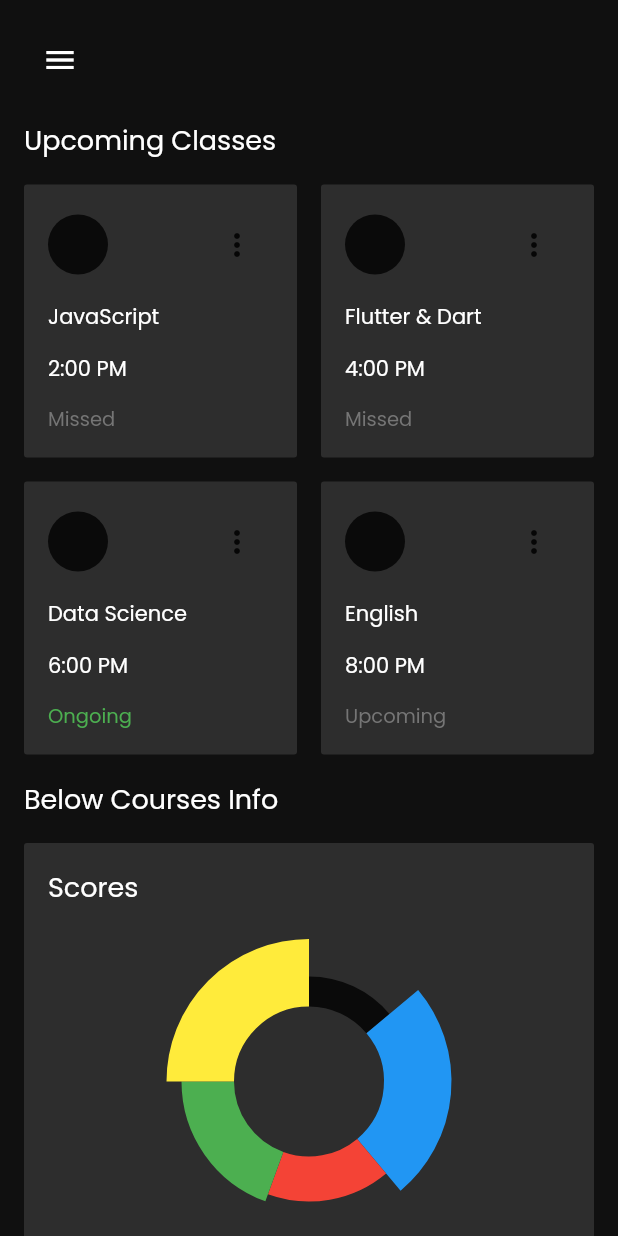
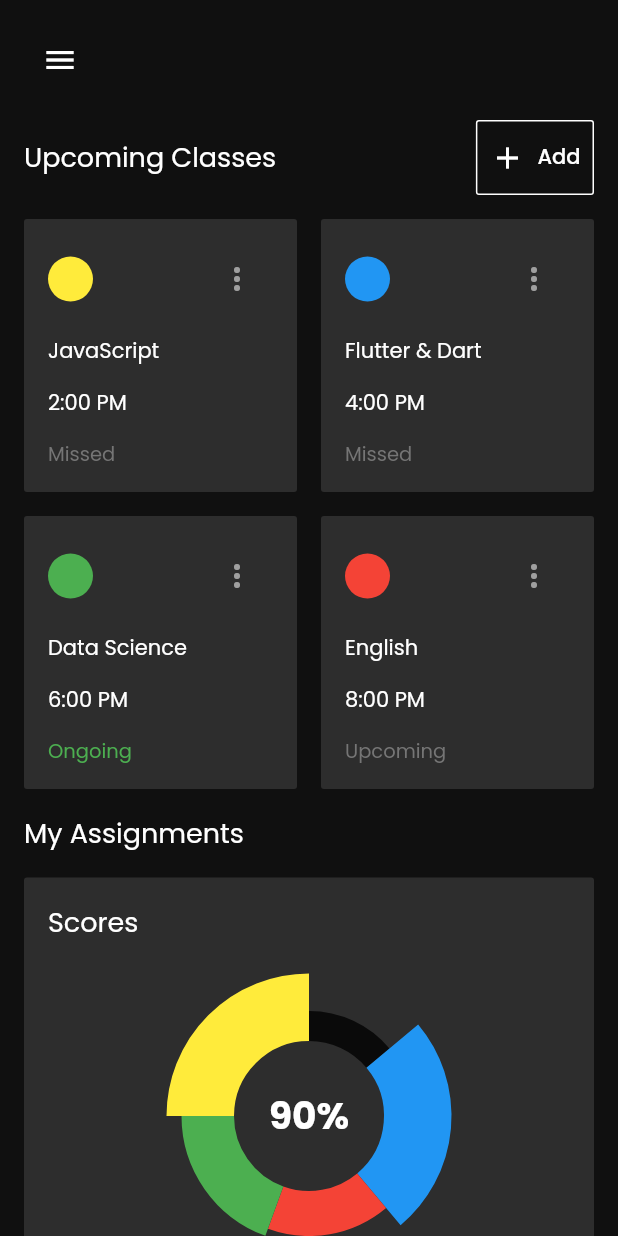
Before and after one commit to mabdullah412/responsive-dashboard-ui-flutter, a Flutter app: the screen it shows after launch, on a phone screen of 412 x 824 dp. Run offline on Flutter 3.47's test engine with Material 2 defaults, Android fonts, the phone set to English and light mode, and no system bars; drawn by our look-alikes of fl_chart.

Commit message:
complete right panel, and update header by adding user card, also add btn in courses section

```diff
--- a/lib/models/my_courses.dart
+++ b/lib/models/my_courses.dart
@@ -1,12 +1,15 @@
+import 'package:flutter/material.dart';
+
 class CourseInfo {
-  final String? course, instructor, time, status, svgsrc;
+  final String? course, instructor, time, status;
+  final Color? color;
 
   CourseInfo({
     this.course,
     this.instructor,
     this.time,
     this.status,
-    this.svgsrc,
+    this.color,
   });
 }
 
@@ -16,27 +19,27 @@ List myCourses = <CourseInfo>[
     instructor: 'John Cena',
     time: '2:00 PM',
     status: 'Missed',
-    svgsrc: '',
+    color: Colors.yellow,
   ),
   CourseInfo(
     course: 'Flutter & Dart',
     instructor: 'Mohsin Zia',
     time: '4:00 PM',
     status: 'Missed',
-    svgsrc: '',
+    color: Colors.blue,
   ),
   CourseInfo(
     course: 'Data Science',
     instructor: 'Tommy Shelby',
     time: '6:00 PM',
     status: 'Ongoing',
-    svgsrc: '',
+    color: Colors.green,
   ),
   CourseInfo(
     course: 'English',
     instructor: 'Ali',
     time: '8:00 PM',
     status: 'Upcoming',
-    svgsrc: '',
+    color: Colors.red,
   ),
 ];
--- a/lib/screens/components/course_info_grid.dart
+++ b/lib/screens/components/course_info_grid.dart
@@ -56,12 +56,16 @@ class CourseInfoTile extends StatelessWidget {
           Row(
             mainAxisAlignment: MainAxisAlignment.spaceBetween,
             children: [
-              const CircleAvatar(
-                backgroundColor: secondaryColor,
+              CircleAvatar(
+                backgroundColor: course.color,
+                radius: 15,
               ),
               IconButton(
                 onPressed: () {},
-                icon: const Icon(Icons.more_vert),
+                icon: const Icon(
+                  Icons.more_vert,
+                  color: Colors.white54,
+                ),
               ),
             ],
           ),
--- a/lib/screens/components/courses_info.dart
+++ b/lib/screens/components/courses_info.dart
@@ -14,7 +14,26 @@ class CoursesInfo extends StatelessWidget {
     return Column(
       crossAxisAlignment: CrossAxisAlignment.start,
       children: [
-        const Text('Upcoming Classes', style: TextStyle(fontSize: 18)),
+        Row(
+          mainAxisAlignment: MainAxisAlignment.spaceBetween,
+          children: [
+            const Text('Upcoming Classes', style: TextStyle(fontSize: 18)),
+            Container(
+              decoration: BoxDecoration(
+                border: Border.all(color: Colors.white),
+                borderRadius: const BorderRadius.all(Radius.circular(2)),
+              ),
+              child: TextButton.icon(
+                onPressed: () {},
+                icon: const Icon(Icons.add, color: Colors.white),
+                label: const Text(
+                  'Add',
+                  style: TextStyle(color: Colors.white),
+                ),
+              ),
+            ),
+          ],
+        ),
         const SizedBox(height: defaultPadding),
         Responsive(
           mobile: CourseInfoGridView(
--- a/lib/screens/components/header.dart
+++ b/lib/screens/components/header.dart
@@ -1,5 +1,6 @@
 import 'package:flutter/material.dart';
 import 'package:provider/provider.dart';
+import 'package:responsive_dashboard_ui/constants.dart';
 import 'package:responsive_dashboard_ui/controllers/menu_controller.dart';
 import 'package:responsive_dashboard_ui/responsive.dart';
 
@@ -11,6 +12,9 @@ class Header extends StatelessWidget {
   @override
   Widget build(BuildContext context) {
     return Row(
+      mainAxisAlignment: MainAxisAlignment.spaceBetween,
+      children: [
+        Row(
           children: [
             if (!Responsive.isDesktop(context))
               IconButton(
@@ -26,6 +30,37 @@ class Header extends StatelessWidget {
                 style: Theme.of(context).textTheme.headline6,
               ),
           ],
+        ),
+
+        // ! user card
+        if (!Responsive.isMobile(context))
+          // * user
+          Container(
+            padding: const EdgeInsets.all(12),
+            decoration: const BoxDecoration(
+              borderRadius: BorderRadius.all(Radius.circular(5)),
+              color: Colors.white12,
+            ),
+            child: Row(
+              children: const [
+                CircleAvatar(
+                  radius: 15,
+                  child: Icon(
+                    Icons.person_outline,
+                    size: 15,
+                  ),
+                ),
+                SizedBox(width: defaultPadding),
+                Text('Student name'),
+                SizedBox(width: defaultPadding),
+                Icon(
+                  Icons.arrow_drop_down,
+                  color: Colors.white,
+                ),
+              ],
+            ),
+          ),
+      ],
     );
   }
 }
--- a/lib/screens/components/scores_and_assignments.dart
+++ b/lib/screens/components/scores_and_assignments.dart
@@ -3,13 +3,15 @@ import 'package:flutter/material.dart';
 
 import '../../constants.dart';
 
-class ScoresAndAssignments extends StatelessWidget {
-  const ScoresAndAssignments({
+class CourseScores extends StatelessWidget {
+  const CourseScores({
     Key? key,
   }) : super(key: key);
 
   @override
   Widget build(BuildContext context) {
+    final size = MediaQuery.of(context).size.width;
+
     return Container(
       padding: const EdgeInsets.all(defaultPadding),
       decoration: const BoxDecoration(
@@ -23,65 +25,165 @@ class ScoresAndAssignments extends StatelessWidget {
           const SizedBox(height: defaultPadding),
           SizedBox(
             height: 200,
-            child: PieChart(
-              PieChartData(
-                sectionsSpace: 0,
-                centerSpaceRadius: 50,
-                startDegreeOffset: -90,
-                sections: pieChartSectionData,
+            child: Stack(
+              children: [
+                PieChart(
+                  PieChartData(
+                    sectionsSpace: 0,
+                    centerSpaceRadius: 50,
+                    startDegreeOffset: -90,
+                    sections: pieChartSectionData,
+                  ),
+                ),
+                Positioned.fill(
+                  child: Column(
+                    crossAxisAlignment: CrossAxisAlignment.center,
+                    mainAxisAlignment: MainAxisAlignment.center,
+                    children: const [
+                      Text(
+                        '90%',
+                        style: TextStyle(
+                          color: Colors.white,
+                          fontSize: 25,
+                          fontWeight: FontWeight.bold,
+                        ),
+                      ),
+                    ],
+                  ),
+                ),
+              ],
+            ),
+          ),
+          const SizedBox(height: defaultPadding),
+
+          // ! flutter
+          Container(
+            decoration: BoxDecoration(
+              border: Border.all(color: Colors.white30),
+              borderRadius: const BorderRadius.all(Radius.circular(5)),
+            ),
+            child: ListTile(
+              contentPadding: EdgeInsets.symmetric(
+                horizontal: size <= 910 && size >= 850 ? 5 : 20,
+              ),
+              leading: const CircleAvatar(
+                backgroundColor: Colors.blue,
+              ),
+              title: const Text('Flutter'),
+              subtitle: const Text(
+                '200 / 220',
+                style: TextStyle(
+                  fontSize: 12,
+                  color: Colors.grey,
+                ),
+              ),
+              trailing: const Text(
+                '90 %',
+                style: TextStyle(
+                  fontSize: 18,
+                  fontWeight: FontWeight.w500,
+                ),
               ),
             ),
           ),
           const SizedBox(height: defaultPadding),
-          // ! Hint
-          Column(
-            children: [
-              Row(
-                children: const [
-                  CircleAvatar(
-                    radius: 5,
-                    backgroundColor: Colors.blue,
-                  ),
-                  SizedBox(width: defaultPadding),
-                  Text('Flutter & Dart'),
-                ],
+
+          // ! english
+          Container(
+            decoration: BoxDecoration(
+              border: Border.all(color: Colors.white30),
+              borderRadius: const BorderRadius.all(Radius.circular(5)),
+            ),
+            child: ListTile(
+              contentPadding: EdgeInsets.symmetric(
+                horizontal: size <= 910 && size >= 850 ? 5 : 20,
               ),
-              Row(
-                children: const [
-                  CircleAvatar(
-                    radius: 5,
-                    backgroundColor: Colors.yellow,
-                  ),
-                  SizedBox(width: defaultPadding),
-                  Text('JavaScript'),
-                ],
+              leading: const CircleAvatar(
+                backgroundColor: Colors.red,
+                // radius: 10,
               ),
-              Row(
-                children: const [
-                  CircleAvatar(
-                    radius: 5,
-                    backgroundColor: Colors.green,
-                  ),
-                  SizedBox(width: defaultPadding),
-                  Text('Data Science'),
-                ],
+              title: const Text('English'),
+              subtitle: const Text(
+                '180 / 220',
+                style: TextStyle(
+                  fontSize: 12,
+                  color: Colors.grey,
+                ),
               ),
-              Row(
-                children: const [
-                  CircleAvatar(
-                    radius: 5,
-                    backgroundColor: Colors.red,
-                  ),
-                  SizedBox(width: defaultPadding),
-                  Text('English'),
-                ],
+              trailing: const Text(
+                '81 %',
+                style: TextStyle(
+                  fontSize: 18,
+                  fontWeight: FontWeight.w500,
+                ),
               ),
-            ],
+            ),
           ),
           const SizedBox(height: defaultPadding),
-          const Text(
-            'Assignments',
-            style: TextStyle(fontSize: 18),
+
+          // ! ds
+          Container(
+            decoration: BoxDecoration(
+              border: Border.all(color: Colors.white30),
+              borderRadius: const BorderRadius.all(Radius.circular(5)),
+            ),
+            child: ListTile(
+              contentPadding: EdgeInsets.symmetric(
+                horizontal: size <= 910 && size >= 850 ? 5 : 20,
+              ),
+              leading: const CircleAvatar(
+                backgroundColor: Colors.green,
+                // radius: 10,
+              ),
+              title: const Text('Data Science'),
+              subtitle: const Text(
+                '210 / 220',
+                style: TextStyle(
+                  fontSize: 12,
+                  color: Colors.grey,
+                ),
+              ),
+              trailing: const Text(
+                '95 %',
+                style: TextStyle(
+                  fontSize: 18,
+                  fontWeight: FontWeight.w500,
+                ),
+              ),
+            ),
+          ),
+          const SizedBox(height: defaultPadding),
+
+          // ! js
+          Container(
+            decoration: BoxDecoration(
+              border: Border.all(color: Colors.white30),
+              borderRadius: const BorderRadius.all(Radius.circular(5)),
+            ),
+            child: ListTile(
+              contentPadding: EdgeInsets.symmetric(
+                horizontal: size <= 910 && size >= 850 ? 5 : 20,
+              ),
+              leading: const CircleAvatar(
+                backgroundColor: Colors.yellow,
+                // radius: 10,
+              ),
+              title: const Text('JavaScript'),
+              subtitle: const Text(
+                '190 / 220',
+                style: TextStyle(
+                  fontSize: 12,
+                  color: Colors.grey,
+                ),
+              ),
+              trailing: const Text(
+                '86 %',
+                style: TextStyle(
+                  fontSize: 18,
+                  fontWeight: FontWeight.w500,
+                ),
+              ),
+            ),
           ),
           const SizedBox(height: defaultPadding),
         ],
--- a/lib/screens/components/side_menu_user_card.dart
+++ b/lib/screens/components/side_menu_user_card.dart
@@ -24,7 +24,7 @@ class SideMenuUserCard extends StatelessWidget {
         ),
         const SizedBox(height: defaultPadding),
         const Text(
-          'Muhammad Abdullah',
+          'Student Name',
           textAlign: TextAlign.center,
           style: TextStyle(color: Colors.white54),
         ),
--- a/lib/screens/dashboard_screen.dart
+++ b/lib/screens/dashboard_screen.dart
@@ -31,13 +31,12 @@ class DashboardScreen extends StatelessWidget {
                       const CoursesInfo(),
                       const SizedBox(height: defaultPadding),
                       const Text(
-                        'Below Courses Info',
+                        'My Assignments',
                         style: TextStyle(fontSize: 18),
                       ),
                       if (Responsive.isMobile(context))
                         const SizedBox(height: defaultPadding),
-                      if (Responsive.isMobile(context))
-                        const ScoresAndAssignments(),
+                      if (Responsive.isMobile(context)) const CourseScores(),
                     ],
                   ),
                 ),
@@ -50,7 +49,7 @@ class DashboardScreen extends StatelessWidget {
                 if (!Responsive.isMobile(context))
                   const Expanded(
                     flex: 2,
-                    child: ScoresAndAssignments(),
+                    child: CourseScores(),
                   ),
               ],
             ),
```
Lines whose indentation alone changed are shown as unchanged.
